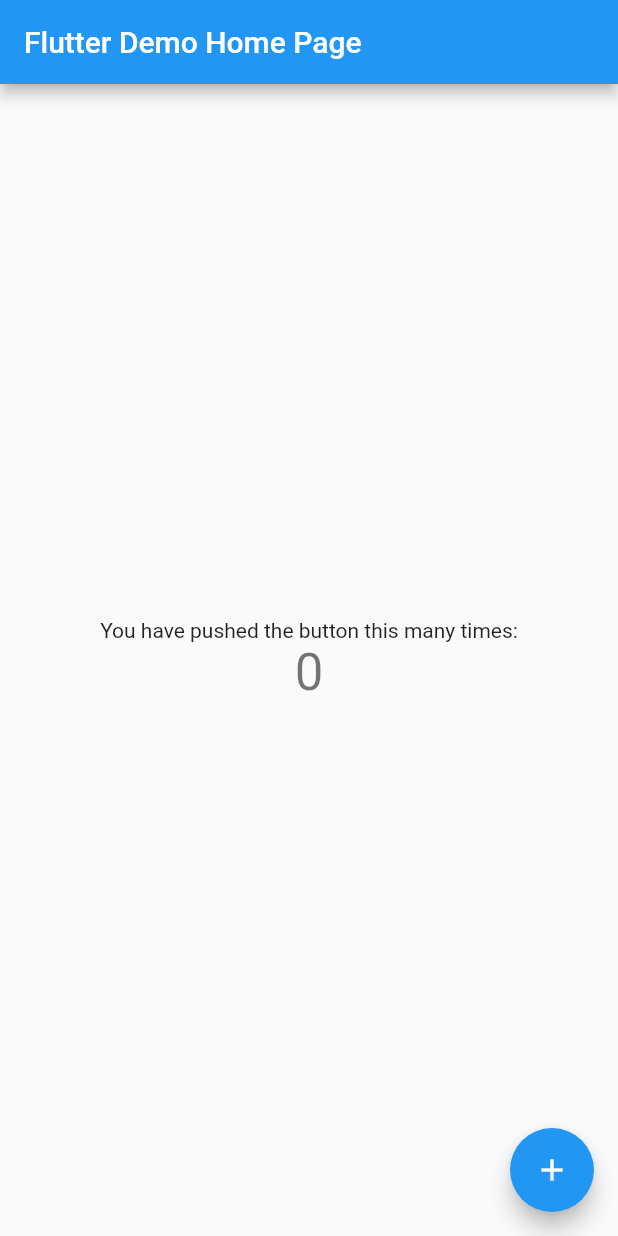
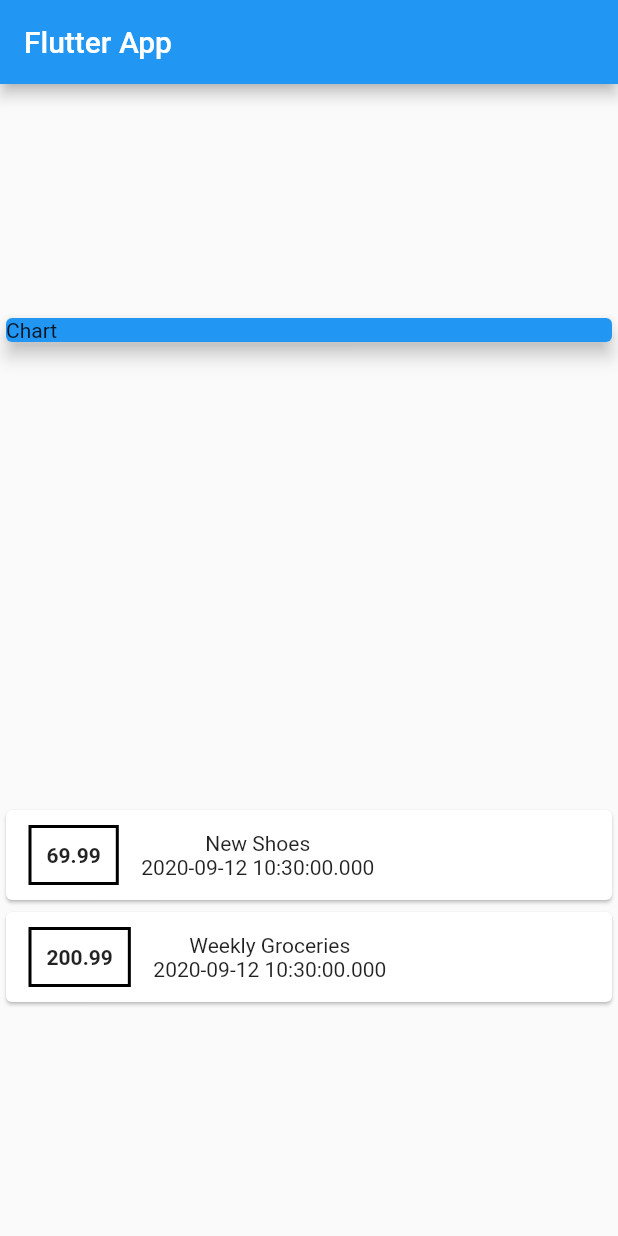
Before and after one commit to Rahul987725800/flutter-expense_planner, a Flutter app: the screen it shows after launch, on a phone screen of 412 x 824 dp. Run offline on Flutter 3.47's test engine with Material 2 defaults, Android fonts, the phone set to English and light mode, and no system bars.

```diff
--- a/lib/main.dart
+++ b/lib/main.dart
@@ -1,117 +1,88 @@
+
 import 'package:flutter/material.dart';
+import './transaction.dart';
 
-void main() {
-  runApp(MyApp());
-}
+void main() => runApp(MyApp());
 
 class MyApp extends StatelessWidget {
-  // This widget is the root of your application.
   @override
   Widget build(BuildContext context) {
     return MaterialApp(
-      title: 'Flutter Demo',
-      theme: ThemeData(
-        // This is the theme of your application.
-        //
-        // Try running your application with "flutter run". You'll see the
-        // application has a blue toolbar. Then, without quitting the app, try
-        // changing the primarySwatch below to Colors.green and then invoke
-        // "hot reload" (press "r" in the console where you ran "flutter run",
-        // or simply save your changes to "hot reload" in a Flutter IDE).
-        // Notice that the counter didn't reset back to zero; the application
-        // is not restarted.
-        primarySwatch: Colors.blue,
-        // This makes the visual density adapt to the platform that you run
-        // the app on. For desktop platforms, the controls will be smaller and
-        // closer together (more dense) than on mobile platforms.
-        visualDensity: VisualDensity.adaptivePlatformDensity,
-      ),
-      home: MyHomePage(title: 'Flutter Demo Home Page'),
+      title: 'Flutter App',
+      home: MyHomePage(),
     );
   }
 }
 
-class MyHomePage extends StatefulWidget {
-  MyHomePage({Key key, this.title}) : super(key: key);
-
-  // This widget is the home page of your application. It is stateful, meaning
-  // that it has a State object (defined below) that contains fields that affect
-  // how it looks.
-
-  // This class is the configuration for the state. It holds the values (in this
-  // case the title) provided by the parent (in this case the App widget) and
-  // used by the build method of the State. Fields in a Widget subclass are
-  // always marked "final".
-
-  final String title;
-
-  @override
-  _MyHomePageState createState() => _MyHomePageState();
-}
-
-class _MyHomePageState extends State<MyHomePage> {
-  int _counter = 0;
-
-  void _incrementCounter() {
-    setState(() {
-      // This call to setState tells the Flutter framework that something has
-      // changed in this State, which causes it to rerun the build method below
-      // so that the display can reflect the updated values. If we changed
-      // _counter without calling setState(), then the build method would not be
-      // called again, and so nothing would appear to happen.
-      _counter++;
-    });
-  }
-
+class MyHomePage extends StatelessWidget {
+  final List<Transaction> transactions = [
+    Transaction(
+      id: 't1',
+      title: 'New Shoes',
+      amount: 69.99,
+      date: DateTime.now(),
+    ),
+    Transaction(
+      id: 't2',
+      title: 'Weekly Groceries',
+      amount: 200.99,
+      date: DateTime.now(),
+    ),
+  ];
   @override
   Widget build(BuildContext context) {
-    // This method is rerun every time setState is called, for instance as done
-    // by the _incrementCounter method above.
-    //
-    // The Flutter framework has been optimized to make rerunning build methods
-    // fast, so that you can just rebuild anything that needs updating rather
-    // than having to individually change instances of widgets.
     return Scaffold(
-      appBar: AppBar(
-        // Here we take the value from the MyHomePage object that was created by
-        // the App.build method, and use it to set our appbar title.
-        title: Text(widget.title),
-      ),
-      body: Center(
-        // Center is a layout widget. It takes a single child and positions it
-        // in the middle of the parent.
-        child: Column(
-          // Column is also a layout widget. It takes a list of children and
-          // arranges them vertically. By default, it sizes itself to fit its
-          // children horizontally, and tries to be as tall as its parent.
-          //
-          // Invoke "debug painting" (press "p" in the console, choose the
-          // "Toggle Debug Paint" action from the Flutter Inspector in Android
-          // Studio, or the "Toggle Debug Paint" command in Visual Studio Code)
-          // to see the wireframe for each widget.
-          //
-          // Column has various properties to control how it sizes itself and
-          // how it positions its children. Here we use mainAxisAlignment to
-          // center the children vertically; the main axis here is the vertical
-          // axis because Columns are vertical (the cross axis would be
-          // horizontal).
-          mainAxisAlignment: MainAxisAlignment.center,
+        appBar: AppBar(
+          title: Text('Flutter App'),
+        ),
+        body: Column(
+          mainAxisAlignment: MainAxisAlignment.spaceAround,
+          crossAxisAlignment: CrossAxisAlignment.stretch,
           children: <Widget>[
-            Text(
-              'You have pushed the button this many times:',
+            Container(
+              width: double.infinity,
+              child: Card(
+                color: Colors.blue,
+                child: Text('Chart'),
+                elevation: 5,
+              ),
             ),
-            Text(
-              '$_counter',
-              style: Theme.of(context).textTheme.headline4,
+            Column(
+              children: transactions.map((tx) {
+                return Card(
+                  child: Row(
+                    children: <Widget>[
+                      Container(
+                        padding: EdgeInsets.all(10),
+                        margin: EdgeInsets.symmetric(
+                          vertical: 10,
+                          horizontal: 15,
+                        ),
+                        decoration: BoxDecoration(
+                          border: Border.all(
+                            color: Colors.black,
+                            width: 2,
+                          ),
+                        ),
+                        child: Text(
+                          tx.amount.toString(),
+                          style: TextStyle(
+                            fontWeight: FontWeight.bold,
+                          ),
+                        ),
+                      ),
+                      Column(
+                        children: <Widget>[
+                          Text(tx.title),
+                          Text(tx.date.toString()),
+                        ],
+                      )
+                    ],
+                  ),
+                );
+              }).toList(),
             ),
           ],
-        ),
-      ),
-      floatingActionButton: FloatingActionButton(
-        onPressed: _incrementCounter,
-        tooltip: 'Increment',
-        child: Icon(Icons.add),
-      ), // This trailing comma makes auto-formatting nicer for build methods.
-    );
+        ));
   }
 }
--- /dev/null
+++ b/lib/transaction.dart
@@ -0,0 +1,14 @@
+
+import 'package:flutter/foundation.dart';
+class Transaction {
+  final String id;
+  final String title;
+  final num amount;
+  final DateTime date;
+  Transaction({
+    @required this.id,
+    @required this.title,
+    @required this.amount,
+    @required this.date,
+  });
+}
```
